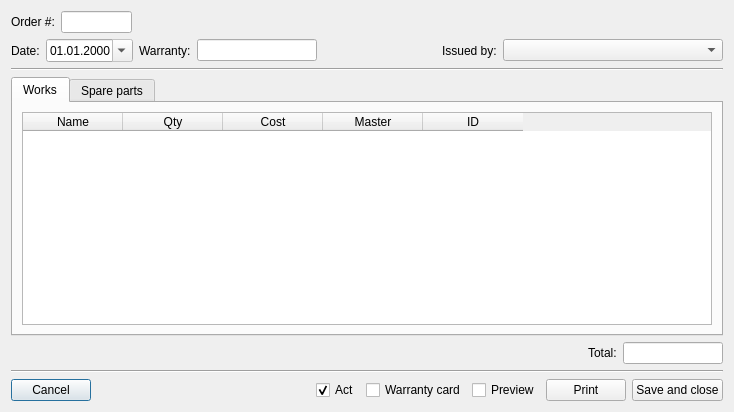
The window that RepairCenter/giveorder.ui (Feo-d-oR/YARC) describes before a commit, drawn with Qt 5.
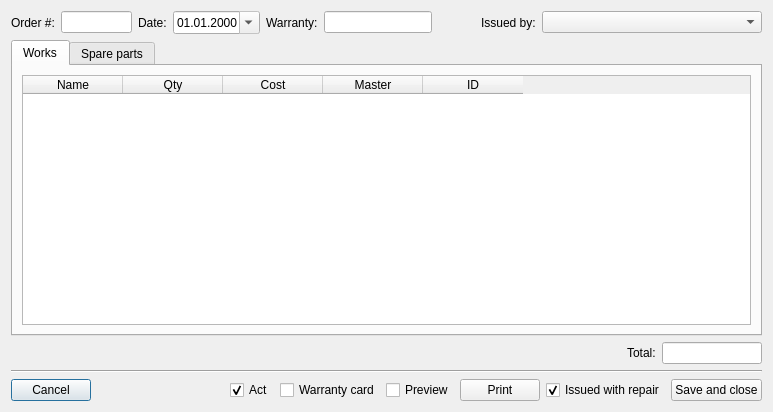
The same window after the commit. Icons and pictures are not drawn.

Diff of the .ui file:
```diff
--- a/RepairCenter/giveorder.ui
+++ b/RepairCenter/giveorder.ui
@@ -6,7 +6,7 @@
    <rect>
     <x>0</x>
     <y>0</y>
-    <width>734</width>
+    <width>773</width>
     <height>412</height>
    </rect>
   </property>
@@ -44,23 +44,6 @@
       </widget>
      </item>
      <item>
-      <spacer name="horizontalSpacer_6">
-       <property name="orientation">
-        <enum>Qt::Horizontal</enum>
-       </property>
-       <property name="sizeHint" stdset="0">
-        <size>
-         <width>40</width>
-         <height>20</height>
-        </size>
-       </property>
-      </spacer>
-     </item>
-    </layout>
-   </item>
-   <item>
-    <layout class="QHBoxLayout" name="horizontalLayout_3">
-     <item>
       <widget class="QLabel" name="label_4">
        <property name="text">
         <string>Date:</string>
@@ -113,7 +96,7 @@
       </widget>
      </item>
      <item>
-      <spacer name="horizontalSpacer_2">
+      <spacer name="horizontalSpacer_6">
        <property name="orientation">
         <enum>Qt::Horizontal</enum>
        </property>
@@ -156,13 +139,6 @@
      </item>
     </layout>
    </item>
-   <item>
-    <widget class="Line" name="line">
-     <property name="orientation">
-      <enum>Qt::Horizontal</enum>
-     </property>
-    </widget>
-   </item>
    <item>
     <widget class="QTabWidget" name="tw">
      <property name="currentIndex">
@@ -395,6 +371,19 @@
        </property>
       </widget>
      </item>
+     <item>
+      <widget class="QCheckBox" name="cbIssuedWRepair">
+       <property name="toolTip">
+        <string>&lt;html&gt;&lt;head/&gt;&lt;body&gt;&lt;p&gt;Sets corresponding order state&lt;/p&gt;&lt;/body&gt;&lt;/html&gt;</string>
+       </property>
+       <property name="text">
+        <string>Issued with repair</string>
+       </property>
+       <property name="checked">
+        <bool>true</bool>
+       </property>
+      </widget>
+     </item>
      <item>
       <widget class="QPushButton" name="bSave">
        <property name="text">
```
Left out of the diff: 3 changed lines with no effect on the pictures.
